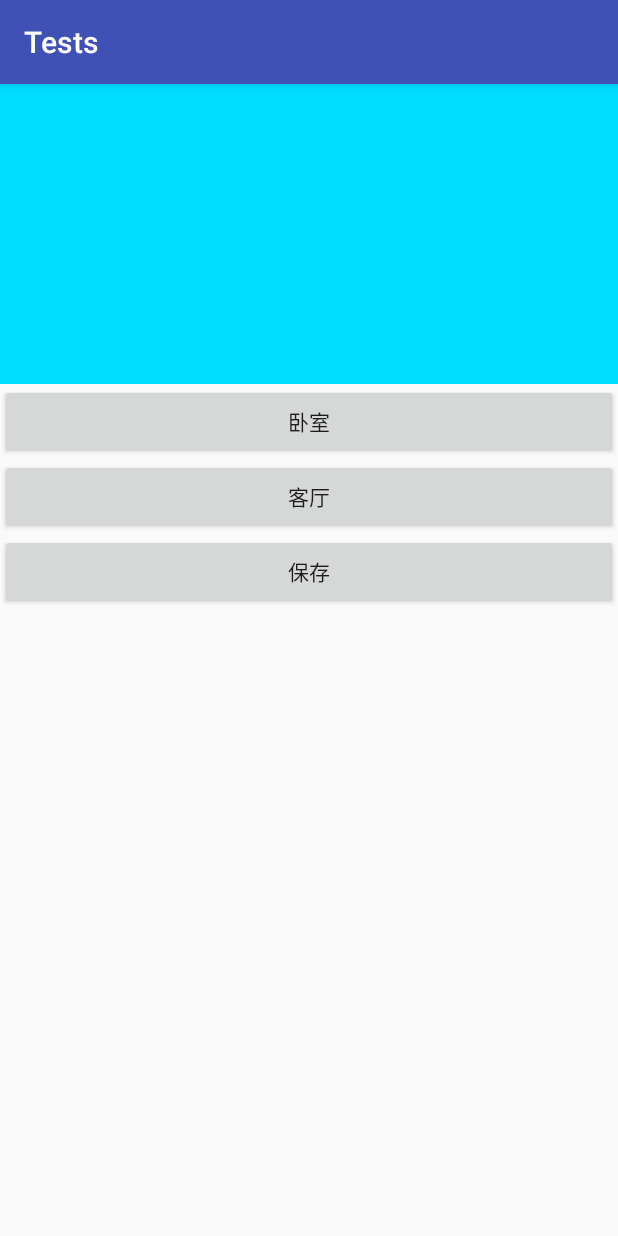
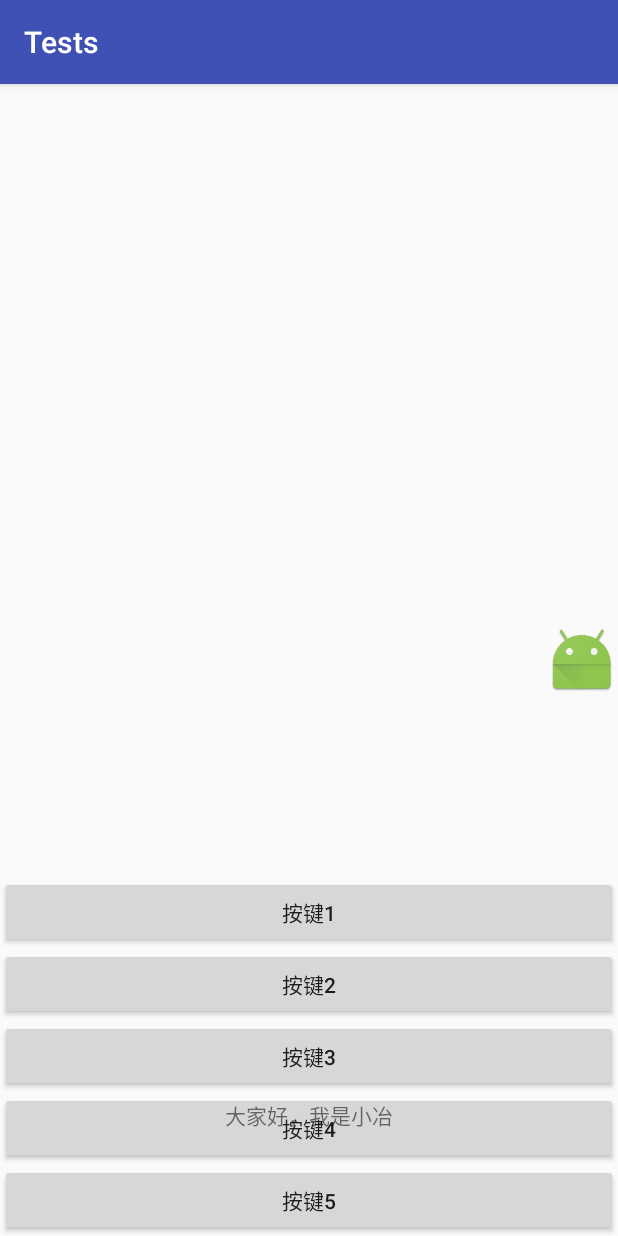
Before and after one commit to Hugh940125/InterestingThings, an Android app: the screen it shows after launch (ScrollActivity before the commit, RobotActivity after it), on a phone screen of 412 x 824 dp. Run offline under Robolectric (Android 15) with nearby library versions, the phone set to English and light mode, and no system bars.

Commit message:
Voice Robot Animation developing

```diff
--- a/app/build.gradle
+++ b/app/build.gradle
@@ -21,6 +21,7 @@ android {
 
 dependencies {
     compile fileTree(dir: 'libs', include: ['*.jar'])
+    compile 'com.android.support.constraint:constraint-layout:1.1.3'
     testCompile 'junit:junit:4.12'
     compile 'com.android.support:appcompat-v7:27.1.1'
     compile 'com.android.support:recyclerview-v7:27.1.1'
--- /dev/null
+++ b/app/src/main/res/layout/activity_robot.xml
@@ -0,0 +1,91 @@
+<?xml version="1.0" encoding="utf-8"?>
+<FrameLayout xmlns:android="http://schemas.android.com/apk/res/android"
+    xmlns:tools="http://schemas.android.com/tools"
+    android:layout_width="match_parent"
+    android:layout_height="wrap_content"
+    tools:context="com.example.hugh.tests.activity.RobotActivity">
+
+    <RelativeLayout
+        android:layout_width="match_parent"
+        android:layout_height="wrap_content">
+
+        <LinearLayout
+            android:id="@+id/root"
+            android:gravity="bottom"
+            android:layout_width="match_parent"
+            android:layout_height="match_parent"
+            android:orientation="vertical">
+
+            <Button
+                android:id="@+id/bt_1"
+                android:layout_width="match_parent"
+                android:layout_height="wrap_content"
+                android:text="按键1"/>
+
+            <Button
+                android:id="@+id/bt_2"
+                android:layout_width="match_parent"
+                android:layout_height="wrap_content"
+                android:text="按键2"/>
+
+            <Button
+                android:layout_width="match_parent"
+                android:layout_height="wrap_content"
+                android:text="按键3"/>
+
+            <Button
+                android:layout_width="match_parent"
+                android:layout_height="wrap_content"
+                android:text="按键4"/>
+
+            <Button
+                android:layout_width="match_parent"
+                android:layout_height="wrap_content"
+                android:text="按键5"/>
+        </LinearLayout>
+
+        <RelativeLayout
+            android:visibility="invisible"
+            android:layout_alignParentBottom="true"
+            android:id="@+id/rl_content"
+            android:layout_width="match_parent"
+            android:layout_height="200dp"
+            android:background="@color/colorAccent">
+
+            <ImageView
+                android:id="@+id/iv_cancel"
+                android:layout_alignParentEnd="true"
+                android:layout_width="wrap_content"
+                android:layout_height="wrap_content"
+                android:src="@mipmap/ic_launcher"/>
+
+        </RelativeLayout>
+
+    </RelativeLayout>
+
+    <TextView
+        android:id="@+id/tv_dialog"
+        android:layout_marginBottom="70dp"
+        android:layout_gravity="center_horizontal|bottom"
+        android:layout_width="wrap_content"
+        android:layout_height="wrap_content"
+        android:text="大家好，我是小冶" />
+
+    <ImageView
+        android:id="@+id/iv_right"
+        android:layout_gravity="end|center_vertical"
+        android:layout_width="wrap_content"
+        android:layout_height="wrap_content"
+        android:src="@mipmap/ic_launcher"/>
+
+    <ImageView
+        android:stateListAnimator="@null"
+        android:visibility="gone"
+        android:id="@+id/iv"
+        android:layout_gravity="center_horizontal|bottom"
+        android:layout_marginBottom="20dp"
+        android:layout_width="wrap_content"
+        android:layout_height="wrap_content"
+        android:src="@mipmap/ic_launcher"/>
+
+</FrameLayout>
--- a/app/src/main/res/values/styles.xml
+++ b/app/src/main/res/values/styles.xml
@@ -8,4 +8,9 @@
         <item name="colorAccent">@color/colorAccent</item>
     </style>
 
+    <style name="PopupAnimation" parent="android:Animation">
+        <item name="android:windowEnterAnimation">@anim/push_bottom_in</item>
+        <item name="android:windowExitAnimation">@anim/push_bottom_out</item>
+    </style>
+
 </resources>
```
Also changed, not shown: app/src/main/AndroidManifest.xml (+5 -2 lines), app/src/main/java/com/example/hugh/tests/Views/CustomTextView.java (added, +73 -0 lines), app/src/main/java/com/example/hugh/tests/Views/DialogPopupWindow.java (added, +69 -0 lines), app/src/main/java/com/example/hugh/tests/Views/HousePlanView.java (+12 -9 lines), app/src/main/java/com/example/hugh/tests/activity/RobotActivity.java (added, +288 -0 lines), app/src/main/java/com/example/hugh/tests/activity/ScrollActivity.java (+8 -0 lines), app/src/main/res/anim/push_bottom_in.xml (added, +15 -0 lines), app/src/main/res/anim/push_bottom_out.xml (added, +13 -0 lines), app/src/main/res/layout/activity_scroll.xml (+16 -1 lines), app/src/main/res/layout/layout_popupwindow_dialog.xml (added, +24 -0 lines).
